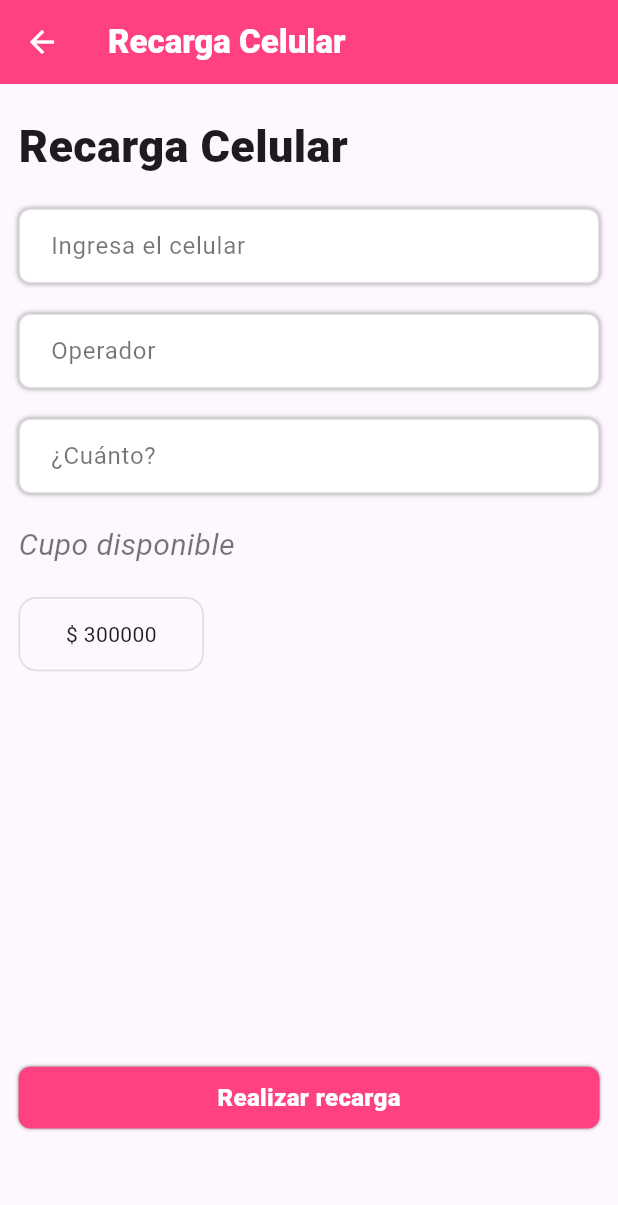
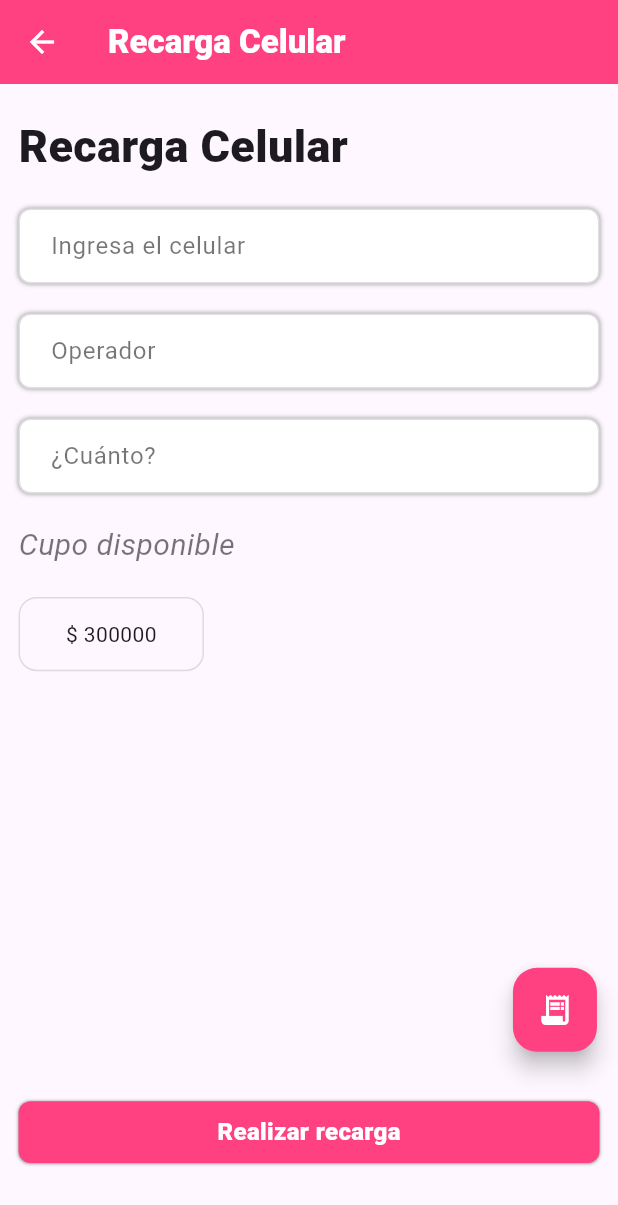
Before and after one commit to Danielcar2na/recargas_app, a Flutter app: the RechargeView screen opened directly, on a phone screen of 412 x 824 dp. Shown: the top 1205 px of the screen. Run offline on Flutter 3.47's test engine with Material 3 defaults, Android fonts, the phone set to English and light mode, and no system bars; our stand-ins replace flutter_riverpod, google_fonts, shared_preferences, sqflite; accounts and stored records are empty.

Commit message:
ajuste boton historial en vista recargas

```diff
--- a/lib/views/recharge_view.dart
+++ b/lib/views/recharge_view.dart
@@ -1,6 +1,7 @@
 import 'package:flutter/material.dart';
 import 'package:flutter_riverpod/flutter_riverpod.dart';
 import 'package:google_fonts/google_fonts.dart';
+import 'package:recargas_app/views/history_view.dart';
 import 'package:recargas_app/views/login_view.dart';
 import '../providers/supplier_provider.dart';
 import '../providers/recharge_provider.dart';
@@ -126,6 +127,7 @@ class _RechargeViewState extends ConsumerState<RechargeView> {
                     fontStyle: FontStyle.italic,
                     color: Colors.black54),
               ),
+
               const SizedBox(height: 20),
               Container(
                 alignment: Alignment.center,
@@ -137,7 +139,24 @@ class _RechargeViewState extends ConsumerState<RechargeView> {
                 ),
                 child: const Text('\$ 300000'),
               ),
-              SizedBox(height: height * 0.32),
+              SizedBox(height: height * 0.24),
+              Padding(
+              padding: EdgeInsets.only(left: width * 0.8),
+              child: FloatingActionButton(
+                backgroundColor: Colors.pinkAccent,
+                onPressed: () {
+                  Navigator.push(
+                    context,
+                    MaterialPageRoute(builder: (_) => const HistoryView()),
+                  );
+                },
+                child: const Icon(
+                  Icons.receipt_long,
+                  color: Colors.white,
+                ),
+              ),
+            ),
+              SizedBox(height: height * 0.04,),
               rechargeState.when(
                 data: (message) => message != null
                     ? Text(message, style:  GoogleFonts.roboto(color: Colors.green))
```
